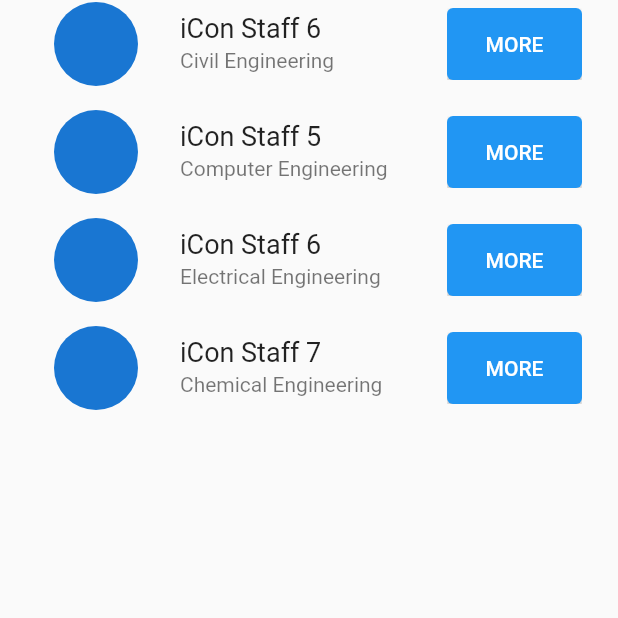
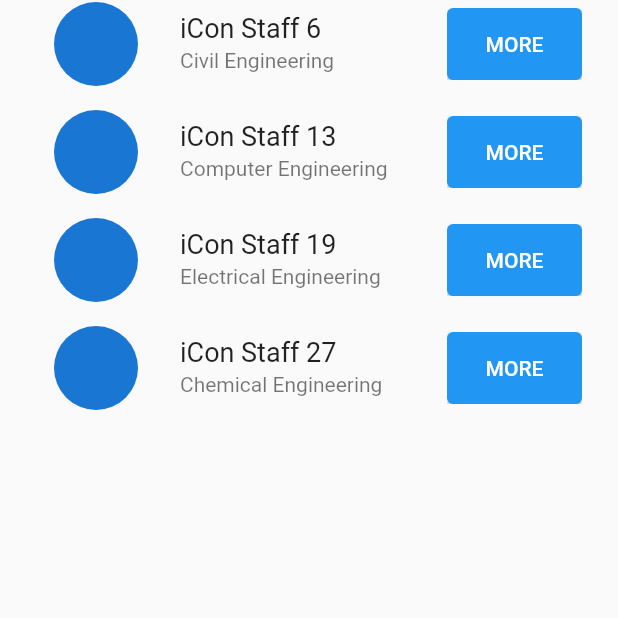
Before and after one commit to iConApp-F/iConApp, a Flutter app: the onShiftBodyWidget screen opened by its route, on a phone screen of 412 x 824 dp, the part 430-1048 px from its top. Run offline on Flutter 3.47's test engine with Material 2 defaults, Android fonts, the phone set to English and light mode, and no system bars.

Commit message:
updated names in iconstaffonshift

```diff
--- a/apsc_100m3_724_f/lib/screens/iConStaffonShift.dart
+++ b/apsc_100m3_724_f/lib/screens/iConStaffonShift.dart
@@ -29,7 +29,7 @@ class iConStaffOnShiftScreen extends StatelessWidget{
 }
 //names and programs of the corresponding staff on shift
 //will need to be updated depending on who is working
-var OnShiftnames = ['iCon Staff 1','iCon Staff 3','iCon Staff 5','iCon Staff 6','iCon Staff 5','iCon Staff 6','iCon Staff 7'];
+var OnShiftnames = ['iCon Staff 1','iCon Staff 3','iCon Staff 5','iCon Staff 6','iCon Staff 13','iCon Staff 19','iCon Staff 27'];
 var OnShiftprogram = ['Computer Engineering', 'Mechanical Engineering','Engineering Physics','Civil Engineering','Computer Engineering','Electrical Engineering','Chemical Engineering','Computer Engineering','Mechanical Engineering','Computer Engineering','Electrical Engineering'];
 var OnShiftnum = [0,1,2,3,4,5,6,7,8,9];
 //set as the value of index when button is clicked to tell which name to use in the individual icon screen
```
